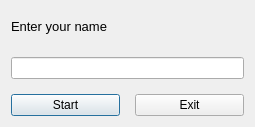
The window that client/start_dialog.ui (MariaAfanaseva/PyQT) describes before a commit, drawn with Qt 5.
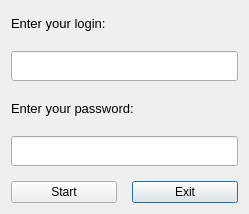
The same window after the commit.

Commit message: Added password in start window

```diff
--- a/client/start_dialog.ui
+++ b/client/start_dialog.ui
@@ -6,8 +6,8 @@
    <rect>
     <x>0</x>
     <y>0</y>
-    <width>255</width>
-    <height>127</height>
+    <width>249</width>
+    <height>214</height>
    </rect>
   </property>
   <property name="windowTitle">
@@ -19,27 +19,57 @@
      <property name="spacing">
       <number>15</number>
      </property>
-     <item row="3" column="0">
-      <widget class="QPushButton" name="startButton">
+     <item row="4" column="0" colspan="2">
+      <widget class="QLineEdit" name="passwordLineEdit">
+       <property name="minimumSize">
+        <size>
+         <width>0</width>
+         <height>30</height>
+        </size>
+       </property>
+      </widget>
+     </item>
+     <item row="2" column="0" colspan="2">
+      <widget class="QLineEdit" name="loginLineEdit">
+       <property name="enabled">
+        <bool>true</bool>
+       </property>
+       <property name="minimumSize">
+        <size>
+         <width>0</width>
+         <height>30</height>
+        </size>
+       </property>
        <property name="text">
-        <string>Start</string>
+        <string/>
        </property>
       </widget>
      </item>
-     <item row="3" column="1">
+     <item row="5" column="1">
       <widget class="QPushButton" name="exitButton">
        <property name="text">
         <string>Exit</string>
        </property>
       </widget>
      </item>
-     <item row="2" column="0" colspan="2">
-      <widget class="QLineEdit" name="nameLineEdit"/>
+     <item row="5" column="0">
+      <widget class="QPushButton" name="startButton">
+       <property name="text">
+        <string>Start</string>
+       </property>
+      </widget>
      </item>
      <item row="1" column="0" colspan="2">
       <widget class="QLabel" name="label">
        <property name="text">
-        <string>&lt;html&gt;&lt;head/&gt;&lt;body&gt;&lt;p&gt;&lt;span style=&quot; font-size:10pt;&quot;&gt;Enter your name&lt;/span&gt;&lt;/p&gt;&lt;/body&gt;&lt;/html&gt;</string>
+        <string>&lt;html&gt;&lt;head/&gt;&lt;body&gt;&lt;p&gt;&lt;span style=&quot; font-size:10pt;&quot;&gt;Enter your login:&lt;/span&gt;&lt;/p&gt;&lt;/body&gt;&lt;/html&gt;</string>
+       </property>
+      </widget>
+     </item>
+     <item row="3" column="0" colspan="2">
+      <widget class="QLabel" name="passwordLabel">
+       <property name="text">
+        <string>&lt;html&gt;&lt;head/&gt;&lt;body&gt;&lt;p&gt;&lt;span style=&quot; font-size:10pt;&quot;&gt;Enter your password:&lt;/span&gt;&lt;/p&gt;&lt;/body&gt;&lt;/html&gt;</string>
        </property>
       </widget>
      </item>
```
Left out of the diff: 2 changed lines with no effect on the pictures. The commit also changes 4 other files.
